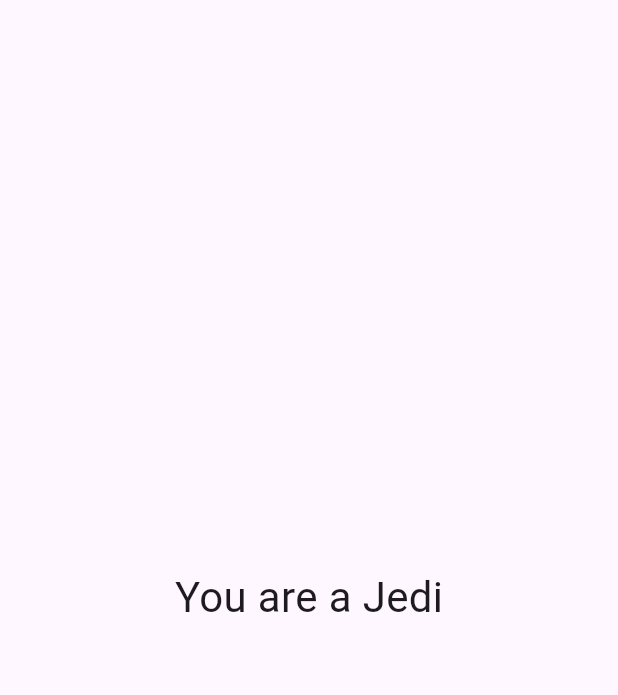
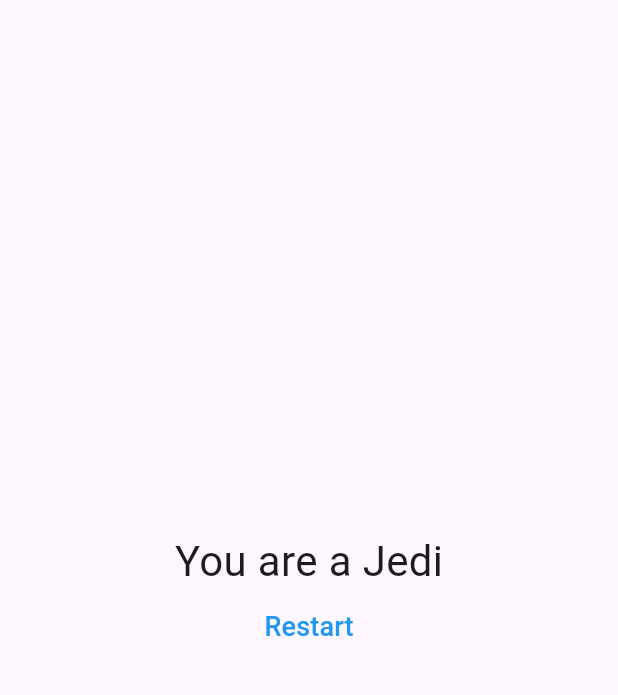
Before and after one commit to f3lipems/quizz, a Flutter app: the screen it shows after launch, after a tap on "Black", after a tap on "Snak", after a tap on "Dart", on a phone screen of 412 x 824 dp, the part 63-758 px from its top. Run offline on Flutter 3.47's test engine with Material 3 defaults, Android fonts, the phone set to English and light mode, and no system bars.

Commit message:
Add restart form

```diff
--- a/lib/main.dart
+++ b/lib/main.dart
@@ -40,10 +40,10 @@ class _MainAppState extends State<MainApp> {
     {
       'text': 'What is your favorite programing language?',
       'answers': [
-        { 'text': 'Dart', 'score': 10},
-        { 'text': 'JS', 'score': 5},
-        { 'text': 'Python', 'score': 8},
-        { 'text': 'Java', 'score': 3}
+        {'text': 'Dart', 'score': 10},
+        {'text': 'JS', 'score': 5},
+        {'text': 'Python', 'score': 8},
+        {'text': 'Java', 'score': 3}
       ]
     }
   ];
@@ -55,6 +55,13 @@ class _MainAppState extends State<MainApp> {
         _totalScore += score;
       });
     }
+  }
+
+  void restartQuestionnaire() {
+    setState(() {
+      _selectedQuestion = 0;
+      _totalScore = 0;
+    });
   }
 
   bool get hasSelectedQuestion {
@@ -74,7 +81,10 @@ class _MainAppState extends State<MainApp> {
                   selectedQuestion: _selectedQuestion,
                   reply: _reply,
                 )
-              : Result(score: _totalScore)),
+              : Result(
+                  score: _totalScore,
+                  restartQuestionnaire: restartQuestionnaire,
+                )),
     );
   }
 }
--- a/lib/result.dart
+++ b/lib/result.dart
@@ -1,8 +1,10 @@
 import 'package:flutter/material.dart';
 
 class Result extends StatelessWidget {
-  const Result({super.key, required this.score});
+  const Result(
+      {super.key, required this.score, required this.restartQuestionnaire});
   final int score;
+  final void Function() restartQuestionnaire;
 
   String get resultFrase {
     if (score < 8) {
@@ -18,10 +20,25 @@ class Result extends StatelessWidget {
 
   @override
   Widget build(BuildContext context) {
-    return Center(
-        child: Text(
-      resultFrase,
-      style: const TextStyle(fontSize: 28),
-    ));
+    return Column(
+      mainAxisAlignment: MainAxisAlignment.center,
+      children: [
+        Center(
+            child: Text(
+          resultFrase,
+          style: const TextStyle(fontSize: 28),
+        )),
+        MaterialButton(
+          textColor: Colors.blue,
+          onPressed: restartQuestionnaire,
+          child: const Text(
+            'Restart',
+            style: TextStyle(
+              fontSize: 18,
+            ),
+          ),
+        )
+      ],
+    );
   }
 }
```
